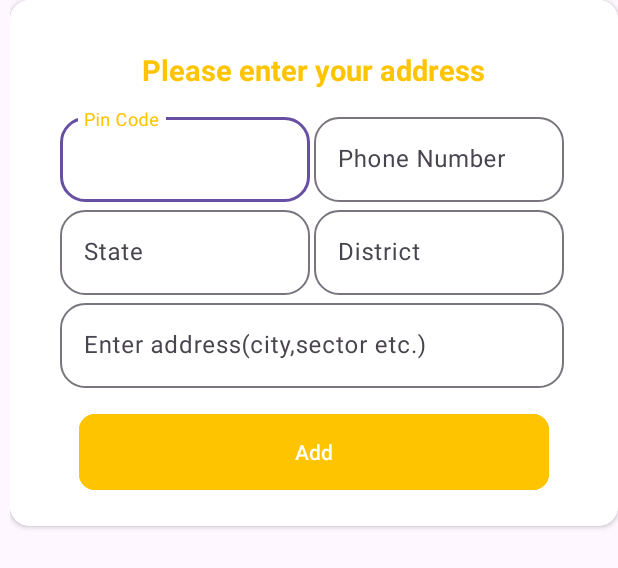
After one commit to iampranshu2003/Blink, an Android app: the layout address_layout.xml on its own in the app's theme, with its tools: preview values and no code run, on a phone screen of 412 x 824 dp. The commit adds this screen. Shown: the top 568 px of the screen. Run offline under Robolectric (Android 15) with nearby library versions, the phone set to English and light mode, and no system bars.

Commit message:
added address functionality in the app

```diff
--- a/ecommerce-app/user-app/app/src/main/java/com/example/myapplication/activity/OrderPlaceActivity.kt
+++ b/ecommerce-app/user-app/app/src/main/java/com/example/myapplication/activity/OrderPlaceActivity.kt
@@ -1,17 +1,22 @@
 package com.example.myapplication.activity
 
+import android.app.AlertDialog
 import android.content.Intent
 import android.os.Build
 import androidx.appcompat.app.AppCompatActivity
 import android.os.Bundle
+import android.view.LayoutInflater
 import android.view.View
 import androidx.activity.viewModels
-import androidx.core.content.ContentProviderCompat.requireContext
 import androidx.core.content.ContextCompat
+import androidx.lifecycle.lifecycleScope
 import com.example.myapplication.R
+import com.example.myapplication.Utils
 import com.example.myapplication.adapters.AdapterCartProducts
 import com.example.myapplication.databinding.ActivityOrderPlaceBinding
+import com.example.myapplication.databinding.AddressLayoutBinding
 import com.example.myapplication.viewmodels.UserViewModel
+import kotlinx.coroutines.launch
 
 class OrderPlaceActivity : AppCompatActivity() {
     private lateinit var binding: ActivityOrderPlaceBinding
@@ -26,6 +31,53 @@ class OrderPlaceActivity : AppCompatActivity() {
         backToUserMainActivity()
 
         getAllCartProducts()
+        onPlacedOrderClicked()
+    }
+
+    private fun onPlacedOrderClicked() {
+        binding.btnNext.setOnClickListener{
+            viewModel.getAddressStatus().observe(this) { addressStatus ->
+                if (addressStatus) {
+
+                } else {
+                    val addressLayoutBinding = AddressLayoutBinding.inflate(LayoutInflater.from(this))
+
+                    val alertDialog = AlertDialog.Builder(this)
+                        .setView(addressLayoutBinding.root)
+                        .create()
+                    alertDialog.show()
+
+                    addressLayoutBinding.btnAdd.setOnClickListener {
+                        saveAddress(alertDialog, addressLayoutBinding)
+                    }
+                }
+            }
+        }
+    }
+
+    private fun saveAddress(alertDialog: AlertDialog, addressLayoutBinding: AddressLayoutBinding) {
+        Utils.showDialog(this,"processing...")
+        val userPinCode = addressLayoutBinding.etPinCode.text.toString()
+        val userPhoneNumber = addressLayoutBinding.etPhoneNumber.text.toString()
+        val userState = addressLayoutBinding.etState.text.toString()
+        val userDistrict = addressLayoutBinding.etDistrict.text.toString()
+        val userAddress = addressLayoutBinding.etDiscriptiveAddress.text.toString()
+
+        val address = "$userPinCode, $userDistrict($userState), $userAddress, $userPhoneNumber"
+
+
+
+        lifecycleScope.launch {
+            viewModel.saveUserAddress(  address)
+            viewModel.saveAddressStatus()
+        }
+        alertDialog.dismiss()
+        Utils.hideDialog()
+
+        Utils.showToast(this, "Saved..")
+        alertDialog.dismiss()
+        Utils.hideDialog()
+
     }
 
     private fun backToUserMainActivity() {
--- a/ecommerce-app/user-app/app/src/main/java/com/example/myapplication/activity/UsersMainActivity.kt
+++ b/ecommerce-app/user-app/app/src/main/java/com/example/myapplication/activity/UsersMainActivity.kt
@@ -110,4 +110,5 @@ class UsersMainActivity : AppCompatActivity(), Cartlistener {
 
 
     }
+
 }
--- a/ecommerce-app/user-app/app/src/main/java/com/example/myapplication/auth/OTPFragment.kt
+++ b/ecommerce-app/user-app/app/src/main/java/com/example/myapplication/auth/OTPFragment.kt
@@ -59,7 +59,7 @@ class OTPFragment : Fragment() {
     }
 
     private fun verifyOTP(otp: String) {
-        val user = Users(uid = Utils.getCurrentUserId(), userPhoneNumber = userNumber, userAddress = null)
+        val user = Users(uid = Utils.getCurrentUserId(), userPhoneNumber = userNumber, userAddress = " ")
         viewModel.signInWithPhoneAuthCredential(otp, userNumber, user)
         lifecycleScope.launch {
             viewModel.signInSuccess.collect {
--- a/ecommerce-app/user-app/app/src/main/java/com/example/myapplication/viewmodels/UserViewModel.kt
+++ b/ecommerce-app/user-app/app/src/main/java/com/example/myapplication/viewmodels/UserViewModel.kt
@@ -6,7 +6,9 @@ import android.content.SharedPreferences
 import androidx.lifecycle.AndroidViewModel
 import androidx.lifecycle.LiveData
 import androidx.lifecycle.MutableLiveData
+import com.example.myapplication.Utils
 import com.example.myapplication.models.Product
+import com.example.myapplication.models.Users
 import com.example.myapplication.roomdb.CartProductDao
 import com.example.myapplication.roomdb.CartProductTable
 import com.example.myapplication.roomdb.CartProductsDatabase
@@ -105,6 +107,11 @@ class UserViewModel(application: Application) : AndroidViewModel(application) {
         FirebaseDatabase.getInstance().getReference("Admins").child("ProductCategory/${product.productCategory}/${product.productRandomID}").child("itemCount").setValue(itemCount)
         FirebaseDatabase.getInstance().getReference("Admins").child("ProductType/${product.productType}/${product.productRandomID}").child("itemCount").setValue(itemCount)
     }
+
+    fun saveUserAddress(address: String){
+        FirebaseDatabase.getInstance().getReference("AllUsers").child("Users").child(Utils.getCurrentUserId()).child("userAddress").setValue(address)
+
+    }
     //shared preferences
     fun savingCartItemCount(itemCount: Int){
         sharedPreferences.edit().putInt("itemCount", itemCount).apply()
@@ -114,4 +121,15 @@ class UserViewModel(application: Application) : AndroidViewModel(application) {
         totalItemCount.value = sharedPreferences.getInt("itemCount", 0)
         return totalItemCount
     }
+
+    fun saveAddressStatus(){
+        sharedPreferences.edit().putBoolean("addressStatus", true).apply()
+    }
+
+    fun getAddressStatus(): MutableLiveData<Boolean> {
+        val addressStatus = MutableLiveData<Boolean>()
+        addressStatus.value = sharedPreferences.getBoolean("addressStatus", false)
+        return addressStatus
+
+    }
 }
--- /dev/null
+++ b/ecommerce-app/user-app/app/src/main/res/layout/address_layout.xml
@@ -0,0 +1,207 @@
+<?xml version="1.0" encoding="utf-8"?>
+<androidx.constraintlayout.widget.ConstraintLayout xmlns:android="http://schemas.android.com/apk/res/android"
+    xmlns:app="http://schemas.android.com/apk/res-auto"
+    android:layout_width="match_parent"
+    android:background="@android:color/transparent"
+    android:layout_marginStart="6.50dp"
+    android:layout_height="match_parent">
+
+    <androidx.cardview.widget.CardView
+        android:layout_width="match_parent"
+        android:layout_height="wrap_content"
+        app:layout_constraintStart_toStartOf="parent"
+        app:layout_constraintEnd_toEndOf="parent"
+        app:layout_constraintTop_toTopOf="parent"
+        app:cardCornerRadius="13.00dp">
+        <androidx.constraintlayout.widget.ConstraintLayout
+            android:layout_width="match_parent"
+            android:layout_height="wrap_content"
+            android:background="@color/white"
+            android:padding="13dp">
+            <LinearLayout
+                android:layout_width="match_parent"
+                android:layout_height="wrap_content"
+                android:orientation="vertical"
+                android:layout_margin="6.50dp"
+                app:layout_constraintEnd_toEndOf="parent"
+                app:layout_constraintStart_toStartOf="parent"
+                app:layout_constraintTop_toTopOf="parent"
+                app:layout_constraintBottom_toBottomOf="parent">
+                <TextView
+                    android:id="@+id/tv_address"
+                    android:layout_width="wrap_content"
+                    android:layout_height="wrap_content"
+                    android:text="Please enter your address"
+                    android:textSize="19.50sp"
+                    android:textStyle="bold"
+                    android:layout_gravity="center"
+                    android:textColor="@color/yellow"
+                    android:layout_margin="13.00dp"/>
+                <LinearLayout
+                    android:layout_width="match_parent"
+                    android:layout_height="wrap_content"
+                    android:orientation="horizontal"
+                    android:baselineAligned="false"
+                    android:weightSum="1"
+                    android:layout_marginHorizontal="13dp">
+                    <com.google.android.material.textfield.TextInputLayout
+                        style="@style/ThemeOverlay.Material3.AutoCompleteTextView.OutlinedBox"
+                        android:layout_width="match_parent"
+                        android:layout_height="wrap_content"
+                        android:layout_weight="0.5"
+                        app:boxCornerRadiusBottomEnd="16.90dp"
+                        app:boxCornerRadiusBottomStart="16.90dp"
+                        app:boxCornerRadiusTopEnd="16.90dp"
+                        app:boxCornerRadiusTopStart="16.90dp"
+                        app:cursorColor="@color/yellow"
+                        app:endIconMode="clear_text"
+                        android:layout_marginEnd="2.60dp"
+                        app:hintTextColor="@color/yellow">
+                        <com.google.android.material.textfield.TextInputEditText
+                            android:id="@+id/et_PinCode"
+                            android:layout_width="match_parent"
+                            android:layout_height="wrap_content"
+                            android:hint="Pin Code"
+                            android:drawablePadding="9.10dp"
+                            android:inputType="number"
+                            />
+
+                    </com.google.android.material.textfield.TextInputLayout>
+                    <com.google.android.material.textfield.TextInputLayout
+                        style="@style/ThemeOverlay.Material3.AutoCompleteTextView.OutlinedBox"
+                        android:layout_width="match_parent"
+                        android:layout_height="wrap_content"
+                        android:layout_weight="0.5"
+                        app:boxCornerRadiusBottomEnd="16.90dp"
+                        app:boxCornerRadiusBottomStart="16.90dp"
+                        app:boxCornerRadiusTopEnd="16.90dp"
+                        app:boxCornerRadiusTopStart="16.90dp"
+                        app:cursorColor="@color/yellow"
+                        app:endIconMode="clear_text"
+                        android:layout_marginEnd="2.60dp"
+                        app:hintTextColor="@color/yellow">
+                        <com.google.android.material.textfield.TextInputEditText
+                            android:id="@+id/et_Phone_Number"
+                            android:layout_width="match_parent"
+                            android:layout_height="wrap_content"
+                            android:hint="Phone Number"
+                            android:drawablePadding="9.10dp"
+                            android:inputType="number"
+                            />
+
+                    </com.google.android.material.textfield.TextInputLayout>
+
+
+
+                </LinearLayout>
+                <LinearLayout
+                    android:layout_width="match_parent"
+                    android:layout_height="wrap_content"
+                    android:orientation="horizontal"
+                    android:baselineAligned="false"
+                    android:weightSum="1"
+                    android:layout_marginHorizontal="13dp">
+                    <com.google.android.material.textfield.TextInputLayout
+                        style="@style/ThemeOverlay.Material3.AutoCompleteTextView.OutlinedBox"
+                        android:layout_width="match_parent"
+                        android:layout_height="wrap_content"
+                        android:layout_weight="0.5"
+                        app:boxCornerRadiusBottomEnd="16.90dp"
+                        app:boxCornerRadiusBottomStart="16.90dp"
+                        app:boxCornerRadiusTopEnd="16.90dp"
+                        app:boxCornerRadiusTopStart="16.90dp"
+                        app:cursorColor="@color/yellow"
+                        app:endIconMode="clear_text"
+                        android:layout_marginEnd="2.60dp"
+                        app:hintTextColor="@color/yellow">
+                        <com.google.android.material.textfield.TextInputEditText
+                            android:id="@+id/et_State"
+                            android:layout_width="match_parent"
+                            android:layout_height="wrap_content"
+                            android:hint="State"
+                            android:drawablePadding="9.10dp"
+                            android:inputType="text"
+                            />
+
+                    </com.google.android.material.textfield.TextInputLayout>
+                    <com.google.android.material.textfield.TextInputLayout
+                        style="@style/ThemeOverlay.Material3.AutoCompleteTextView.OutlinedBox"
+                        android:layout_width="match_parent"
+                        android:layout_height="wrap_content"
+                        android:layout_weight="0.5"
+                        app:boxCornerRadiusBottomEnd="16.90dp"
+                        app:boxCornerRadiusBottomStart="16.90dp"
+                        app:boxCornerRadiusTopEnd="16.90dp"
+                        app:boxCornerRadiusTopStart="16.90dp"
+                        app:cursorColor="@color/yellow"
+                        app:endIconMode="clear_text"
+                        android:layout_marginEnd="2.60dp"
+                        app:hintTextColor="@color/yellow">
+                        <com.google.android.material.textfield.TextInputEditText
+                            android:id="@+id/et_District"
+                            android:layout_width="match_parent"
+                            android:layout_height="wrap_content"
+                            android:hint="District"
+                            android:drawablePadding="9.10dp"
+                            android:inputType="text"
+                            />
+
+                    </com.google.android.material.textfield.TextInputLayout>
+
+
+
+                </LinearLayout>
+            <LinearLayout
+                android:layout_width="match_parent"
+                android:layout_height="wrap_content"
+                android:orientation="horizontal"
+                android:baselineAligned="false"
+                android:weightSum="1"
+                android:layout_marginHorizontal="13dp">
+                <com.google.android.material.textfield.TextInputLayout
+                    style="@style/ThemeOverlay.Material3.AutoCompleteTextView.OutlinedBox"
+                    android:layout_width="match_parent"
+                    android:layout_height="wrap_content"
+                    android:layout_weight="0.5"
+                    app:boxCornerRadiusBottomEnd="16.90dp"
+                    app:boxCornerRadiusBottomStart="16.90dp"
+                    app:boxCornerRadiusTopEnd="16.90dp"
+                    app:boxCornerRadiusTopStart="16.90dp"
+                    app:cursorColor="@color/yellow"
+                    app:endIconMode="clear_text"
+                    android:layout_marginEnd="2.60dp"
+                    app:hintTextColor="@color/yellow">
+                    <com.google.android.material.textfield.TextInputEditText
+                        android:id="@+id/et_Discriptive_Address"
+                        android:layout_width="match_parent"
+                        android:layout_height="wrap_content"
+                        android:hint="Enter address(city,sector etc.)"
+                        android:drawablePadding="9.10dp"
+                        android:inputType="number"
+                        />
+
+                </com.google.android.material.textfield.TextInputLayout>
+
+            </LinearLayout>
+                <com.google.android.material.button.MaterialButton
+                    android:layout_width="match_parent"
+                    android:layout_height="58.50dp"
+                    android:id="@+id/btnAdd"
+                    android:text="Add"
+                    android:textAllCaps="false"
+                    app:cornerRadius="10.40dp"
+                    android:backgroundTint="@color/yellow"
+                    android:layout_marginTop="13.00dp"
+                    android:layout_marginHorizontal="26.00dp"
+                    android:layout_gravity="center"
+                    />
+
+
+            </LinearLayout>
+
+
+
+        </androidx.constraintlayout.widget.ConstraintLayout>
+    </androidx.cardview.widget.CardView>
+
+</androidx.constraintlayout.widget.ConstraintLayout>
```
